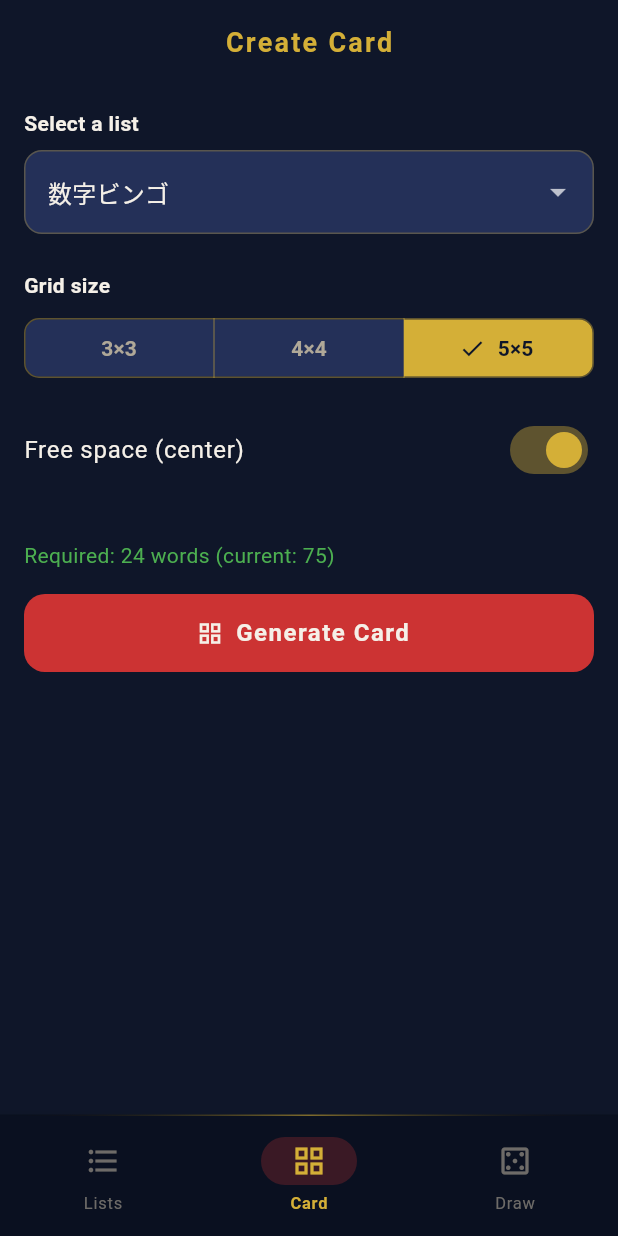
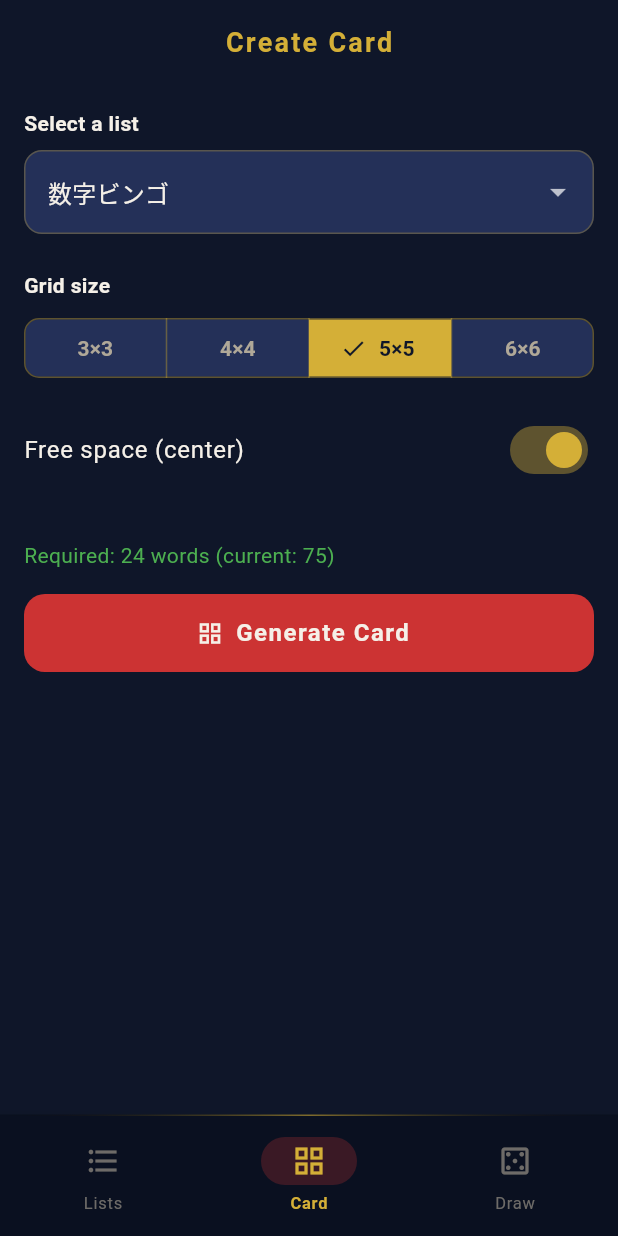
Before and after one commit to osakana0808/CustomBingo, a Flutter app: the screen it shows after launch, item 2 of the bottom bar chosen, on a phone screen of 412 x 824 dp. Run offline on Flutter 3.47's test engine with Material 3 defaults, Android fonts, the phone set to English and light mode, and no system bars; our stand-ins replace flutter_animate, flutter_riverpod, flutter_svg, google_mobile_ads, package_info_plus, shared_preferences and 1 more; missing offline and left inert: purchases_flutter; accounts and stored records are empty; network calls fail.

Commit message:
feat: カードのグリッドサイズに6×6を追加
生成ロジック・フリーマス・ビンゴ判定は元からサイズ汎用のため、
設定画面の選択肢追加のみで対応。

Co-Authored-By: Claude Fable 5 <noreply@anthropic.com>

```diff
--- a/lib/screens/card/card_setup_screen.dart
+++ b/lib/screens/card/card_setup_screen.dart
@@ -54,6 +54,7 @@ class _CardSetupScreenState extends ConsumerState<CardSetupScreen> {
                   ButtonSegment(value: 3, label: Text('3×3')),
                   ButtonSegment(value: 4, label: Text('4×4')),
                   ButtonSegment(value: 5, label: Text('5×5')),
+                  ButtonSegment(value: 6, label: Text('6×6')),
                 ],
                 selected: {_size},
                 onSelectionChanged: (s) => setState(() => _size = s.first),
```
